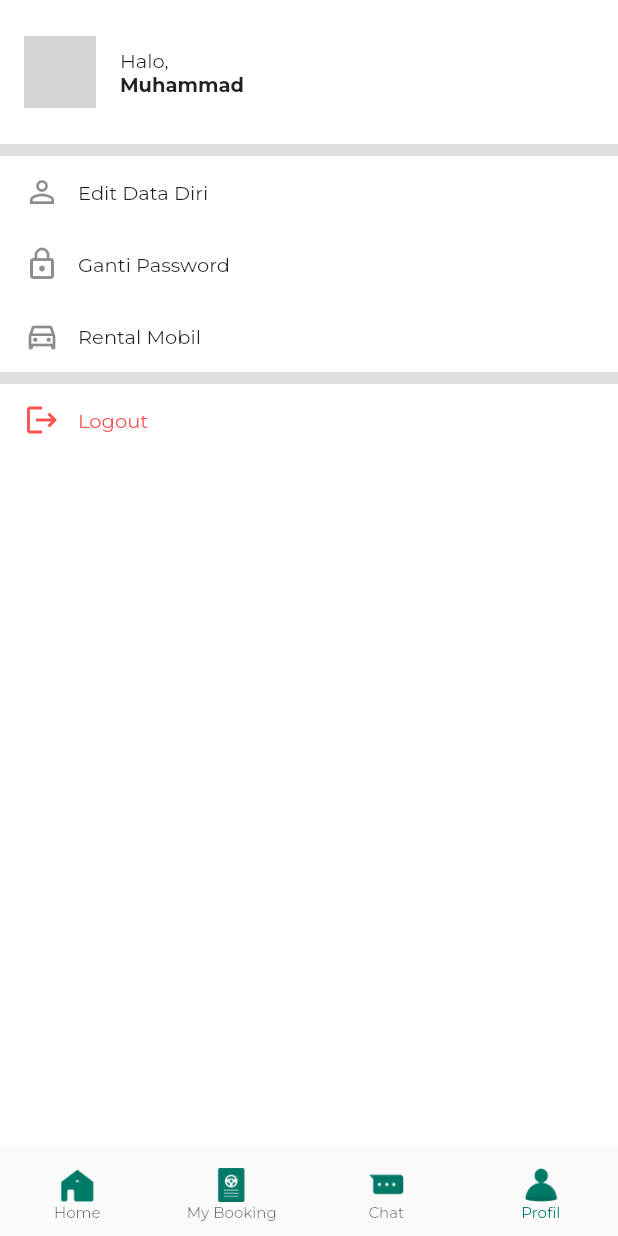
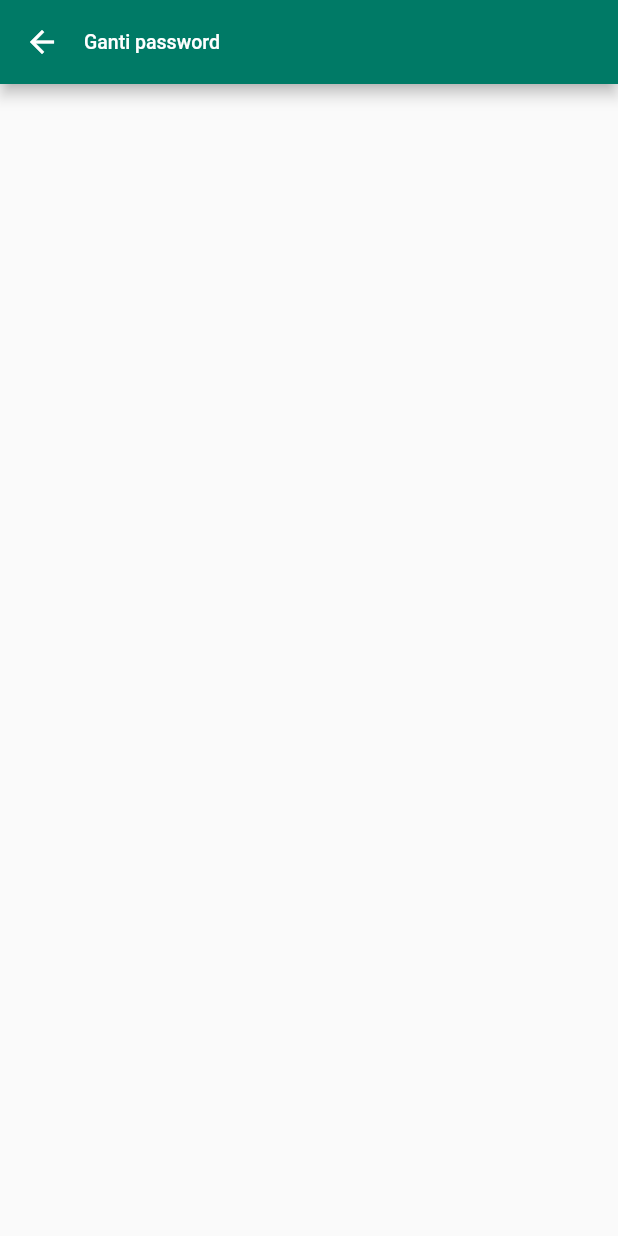
Before and after one commit to rikzanx/rentalku-mobile, a Flutter app: the DashboardPage screen opened by its route, item 4 of the bottom bar chosen, after a tap on "Ganti Password", on a phone screen of 412 x 824 dp. Run offline on Flutter 3.47's test engine with Material 2 defaults, Android fonts, the phone set to English and light mode, and no system bars; our stand-ins replace google_fonts; network calls fail; grey boxes are pictures that could not be loaded.

Commit message:
update password blank page

```diff
--- a/lib/main.dart
+++ b/lib/main.dart
@@ -5,6 +5,7 @@ import 'package:rentalku/pages/auth/login_page.dart';
 import 'package:rentalku/pages/auth/register_page.dart';
 import 'package:rentalku/pages/dashboard_page.dart';
 import 'package:rentalku/pages/home_page.dart';
+import 'package:rentalku/pages/profil/update_password_page.dart';
 import 'package:rentalku/pages/routes.dart';
 import 'package:rentalku/providers/home_provider.dart';
 import 'package:rentalku/styles/colors.dart';
@@ -30,6 +31,7 @@ class MyApp extends StatelessWidget {
           Routes.login: (context) => LoginPage(),
           Routes.register: (context) => RegisterPage(),
           Routes.dashboard: (context) => DashboardPage(),
+          Routes.updatePassword: (context) => UpdatePasswordPage(),
         },
         theme: ThemeData(
           primaryColor: AppColor.theme,
--- a/lib/pages/dashboard/profil_page.dart
+++ b/lib/pages/dashboard/profil_page.dart
@@ -1,5 +1,6 @@
 import 'package:flutter/material.dart';
 import 'package:google_fonts/google_fonts.dart';
+import 'package:rentalku/pages/routes.dart';
 
 class DashboardProfilPage extends StatelessWidget {
   const DashboardProfilPage({Key? key}) : super(key: key);
@@ -65,7 +66,9 @@ class DashboardProfilPage extends StatelessWidget {
               'Ganti Password',
               style: GoogleFonts.montserrat(fontSize: 13),
             ),
-            onTap: () {},
+            onTap: () {
+              Navigator.pushNamed(context, Routes.updatePassword);
+            },
           ),
           ListTile(
             leading: Icon(Icons.directions_car_outlined),
--- /dev/null
+++ b/lib/pages/profil/update_password_page.dart
@@ -0,0 +1,21 @@
+import 'package:flutter/material.dart';
+
+class UpdatePasswordPage extends StatelessWidget {
+  const UpdatePasswordPage({Key? key}) : super(key: key);
+
+  @override
+  Widget build(BuildContext context) {
+    return Scaffold(
+      appBar: AppBar(
+        leading: IconButton(
+          splashRadius: 24,
+          icon: Icon(Icons.arrow_back),
+          onPressed: () {
+            Navigator.pop(context);
+          },
+        ),
+        title: Text("Ganti password"),
+      ),
+    );
+  }
+}
--- a/lib/pages/routes.dart
+++ b/lib/pages/routes.dart
@@ -3,4 +3,5 @@ class Routes{
   static String login = '/login';
   static String register = '/register';
   static String dashboard = '/dashboard';
+  static String updatePassword = '/update-password';
 }
```
